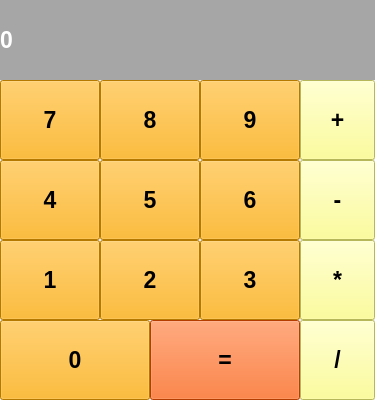
Above: calc.ui from JacobMaltsev/python-Project before the change. Below: the same form after it.
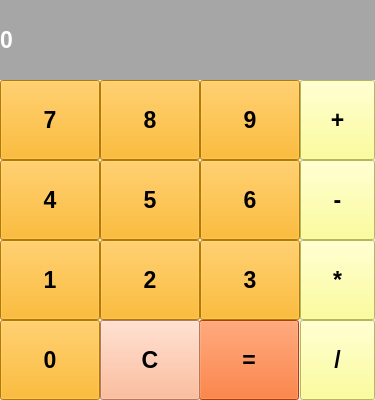
That is the form after the change.

```diff
--- a/calc.ui
+++ b/calc.ui
@@ -46,7 +46,7 @@
      <rect>
       <x>0</x>
       <y>320</y>
-      <width>150</width>
+      <width>100</width>
       <height>80</height>
      </rect>
     </property>
@@ -67,9 +67,9 @@
    <widget class="QPushButton" name="btn_equal">
     <property name="geometry">
      <rect>
-      <x>150</x>
+      <x>199</x>
       <y>320</y>
-      <width>150</width>
+      <width>100</width>
       <height>80</height>
      </rect>
     </property>
@@ -387,6 +387,29 @@
      <string>/</string>
     </property>
    </widget>
+   <widget class="QPushButton" name="btn_reset">
+    <property name="geometry">
+     <rect>
+      <x>100</x>
+      <y>320</y>
+      <width>100</width>
+      <height>80</height>
+     </rect>
+    </property>
+    <property name="font">
+     <font>
+      <pointsize>17</pointsize>
+      <weight>75</weight>
+      <bold>true</bold>
+     </font>
+    </property>
+    <property name="styleSheet">
+     <string notr="true">background-color: rgb(255, 170, 127);</string>
+    </property>
+    <property name="text">
+     <string>C</string>
+    </property>
+   </widget>
   </widget>
  </widget>
  <resources/>
```
Left out of the diff: 2 changed lines with no effect on the pictures.
